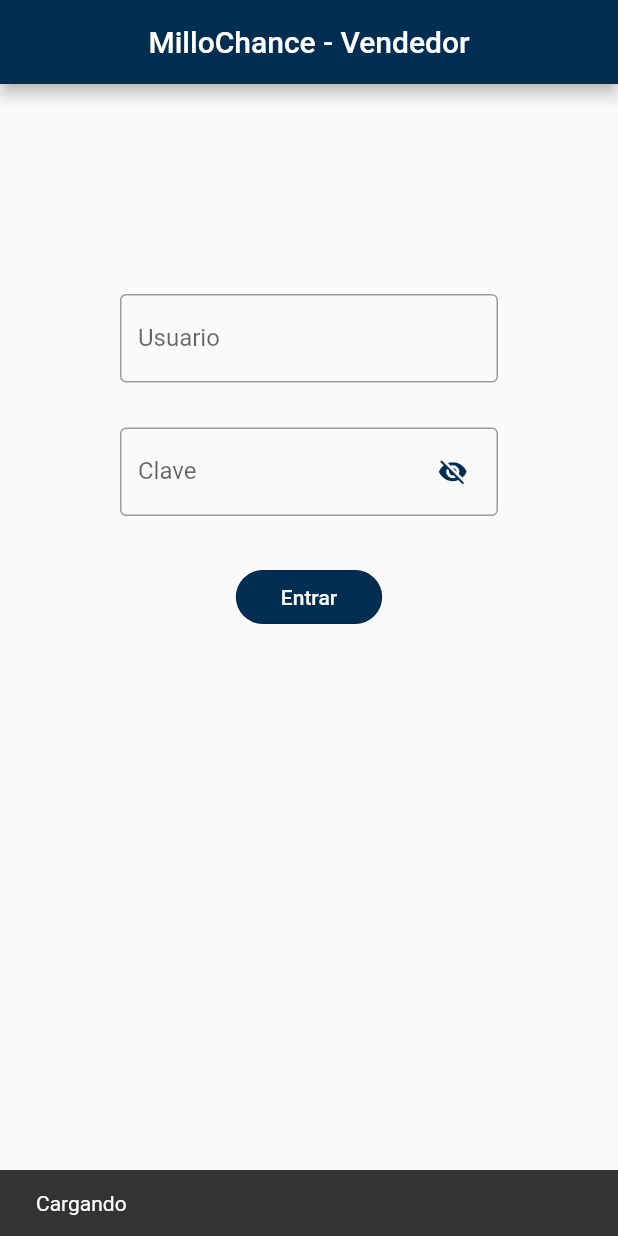
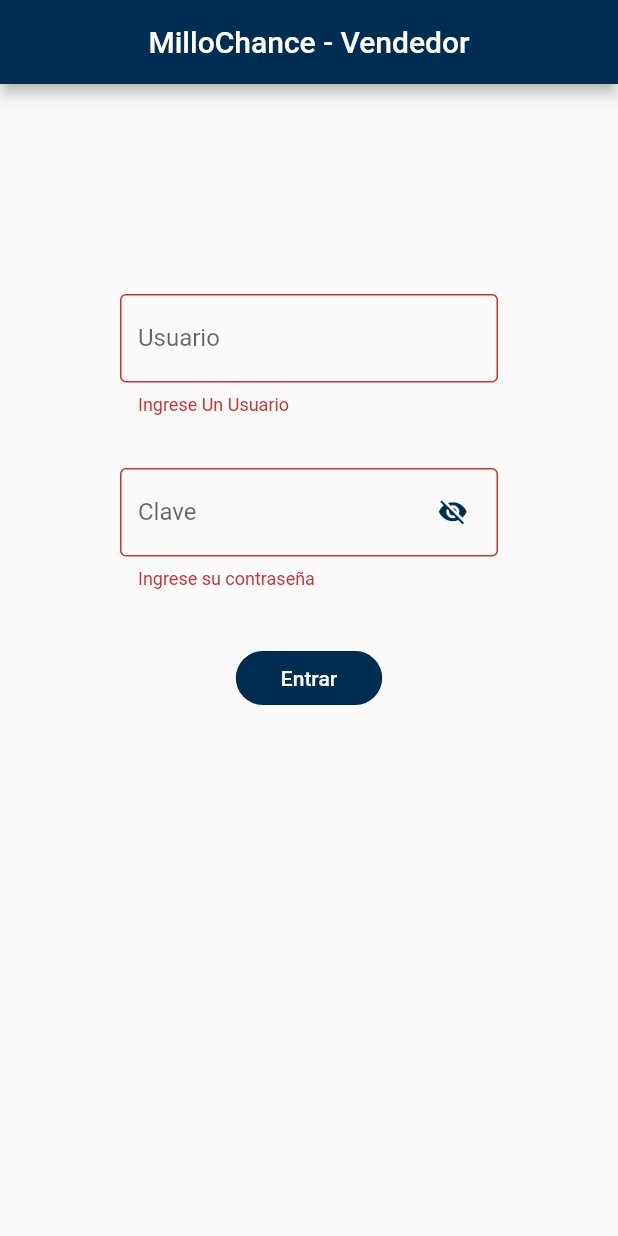
Before and after one commit to jumacDev/vendedor, a Flutter app: the screen it shows after launch, after a tap on "Entrar", on a phone screen of 412 x 824 dp. Run offline on Flutter 3.47's test engine with Material 2 defaults, Android fonts, the phone set to English and light mode, and no system bars; our stand-ins replace cloud_firestore, firebase_core; accounts and stored records are empty.

```diff
--- a/lib/UI/Pages/login_page.dart
+++ b/lib/UI/Pages/login_page.dart
@@ -1,10 +1,11 @@
+// ignore_for_file: use_build_context_synchronously
 import 'package:cloud_firestore/cloud_firestore.dart';
-//import 'package:firebase_database/firebase_database.dart';
 import 'package:flutter/cupertino.dart';
 import 'package:flutter/material.dart';
 import 'package:vendedor/UI/Pages/main_view.dart';
 import '../Style/buttons_style.dart';
 import '../Style/color_to_views.dart';
+import '../Widgets/snack_bar.dart';
 
 class LoginPage extends StatefulWidget {
   const LoginPage({Key? key}) : super(key: key);
@@ -17,7 +18,7 @@ class _LoginPageState extends State<LoginPage> {
   final TextEditingController _userText = TextEditingController();
   final TextEditingController _passText = TextEditingController();
 
-  bool login = false;
+  bool _login = false;
 
   final _formKey = GlobalKey<FormState>();
 
@@ -31,39 +32,37 @@ class _LoginPageState extends State<LoginPage> {
     _obscureText = true;
   }
   //-------------------------------------backend--------------------------------
+  Future validarDatos() async{
+    try{
+      CollectionReference ref = FirebaseFirestore.instance.collection('Users');
+      QuerySnapshot usuario = await ref.get();
+      print("Usuario a buscar: ${_userText.text}");
+      print("Contraseña a buscar: ${_passText.text}");
 
+      if (usuario.docs.isNotEmpty){
+        for (var cursor in usuario.docs){
 
-  validarDatos() async{
-    try{
-      CollectionReference ref= FirebaseFirestore.instance.collection('Users');
-      QuerySnapshot usuario= await ref.get();
-      print("Usuario a buscar");
-      print(_userText.text);
-      print("Contraseña a buscar");
-      print(_passText.text);
-      if (usuario.docs.length != 0){
-        for (var cursor in usuario.docs){
-          if(cursor.get('Nombre')==_userText.text){
-            print("Usuario encontrado");
-            if (cursor.get('Contrasena')==_passText.text){
-              print("Credenciales correctas, Dato a enviar: ");
-              Navigator.push(context,
-                  MaterialPageRoute(builder: (context) => MainView(_userText.text)));
-              login= true;
+          print('Cursor: ${cursor.data()}');
+
+          if(cursor.get('Nombre').toString() == _userText.text){
+            if (cursor.get('Contrasena').toString() == _passText.text){
+              _login = true;
+
+              break;
             }
           }else{
-            print("Usuario NO encontrado");
+            snackbar(context, 'Usuario o Contraseña Incorrectos');
+            _login = false;
           }
         }
-        login = false;
       }else{
         print("No hay objetos en la coleccion");
+        snackbar(context, 'Ha ocurrido un error');
       }
     }catch(e){
       print('Error .....${e.toString()}');
     }
   }
-
 
 //------------------------------------------------------------------------------
   @override
@@ -92,6 +91,7 @@ class _LoginPageState extends State<LoginPage> {
         }
       },
       child: Form(
+        autovalidateMode: AutovalidateMode.always,
         key: _formKey,
         child: ListView(
           children: [
@@ -99,6 +99,7 @@ class _LoginPageState extends State<LoginPage> {
             Container(
               padding: const EdgeInsets.symmetric(vertical: 10, horizontal: 80),
               child: TextFormField(
+                textInputAction: TextInputAction.next,
                 controller: _userText,
                 decoration: InputDecoration(
                   labelText: 'Usuario',
@@ -110,11 +111,17 @@ class _LoginPageState extends State<LoginPage> {
                   focusedBorder: const OutlineInputBorder(
                       borderSide: BorderSide(color: primarycolor)),
                 ),
+                validator: (value){
+                  if(value!.isEmpty) {
+                    return 'Ingrese Un Usuario';
+                  }
+                  return null;
+                },
               ),
             ),
             const SizedBox(height: 10),
             Container(
-              padding: const EdgeInsets.symmetric(vertical: 10, horizontal: 80),
+              padding: const EdgeInsets.symmetric(vertical: 15, horizontal: 80),
               child: TextFormField(
                 controller: _passText,
                 obscureText: _obscureText,
@@ -138,6 +145,12 @@ class _LoginPageState extends State<LoginPage> {
                           _obscureText = !_obscureText;
                           setState(() {});
                         })),
+                validator: (value){
+                  if(value!.isEmpty){
+                    return 'Ingrese su contraseña';
+                  }
+                  return null;
+                },
               ),
             ),
             const SizedBox(height: 10),
@@ -147,18 +160,25 @@ class _LoginPageState extends State<LoginPage> {
                 child: OutlinedButton(
                   style: buttonsStyle(),
                   onPressed: () {
-                    validarDatos();
-                    //if(login==true){
-                      //ScaffoldMessenger.of(context).showSnackBar(
-                       // const SnackBar(content: Text('Bienvenido')),);
-                    //}
                     if (_formKey.currentState!.validate()) {
-                    // If the form is valid, display a snackbar. In the real world,
-                    // you'd often call a server or save the information in a database.
-                      ScaffoldMessenger.of(context).showSnackBar(
-                      const SnackBar(content: Text('Cargando')),);
+                      // If the form is valid, display a snackbar. In the real world,
+                      // you'd often call a server or save the information in a database.
+                      snackbar(context, 'Revisando...');
+                      validarDatos().then((value) {
+                        if(_login) {
+                          Navigator.pushAndRemoveUntil(
+                              context,
+                              MaterialPageRoute(
+                                  builder: (context) => MainView(_userText.text), ),
+                                  (route) => false
+                          );
+                        }
+                      });
+
+
+
                     }
-                    //_userText.clear();
+                   // _userText.clear();
                     //_passText.clear();
                     //_formKey.currentState!.reset();
                   },
--- a/lib/UI/Widgets/alert_dialog.dart
+++ b/lib/UI/Widgets/alert_dialog.dart
@@ -2,7 +2,7 @@ import 'package:flutter/material.dart';
 import '../Pages/main_view.dart';
 import '../Style/color_to_views.dart';
 
-Future<void> alertDialog(BuildContext context) async {
+Future<void> alertDialog(BuildContext context, String user) async {
   return showDialog<void>(
       context: context,
       builder: (BuildContext context) {
@@ -19,7 +19,7 @@ Future<void> alertDialog(BuildContext context) async {
             actions: [
               TextButton(
                 onPressed: (){
-                  Navigator.push(context, MaterialPageRoute(builder: (context)=> MainView("")));
+                  Navigator.push(context, MaterialPageRoute(builder: (context)=> MainView(user)));
                 },
                 child: const Text(
                   'Aceptar',
```
Also changed, not shown: lib/UI/Pages/awards_view.dart (+6 -5 lines), lib/UI/Pages/input_page.dart (+88 -72 lines), lib/UI/Pages/main_view.dart (+5 -5 lines), lib/UI/Pages/payment_page.dart (+10 -12 lines), lib/UI/Pages/results_page.dart (+6 -5 lines), lib/UI/Pages/sales_page.dart (+6 -5 lines), lib/UI/Widgets/main_menu.dart (+5 -6 lines).
